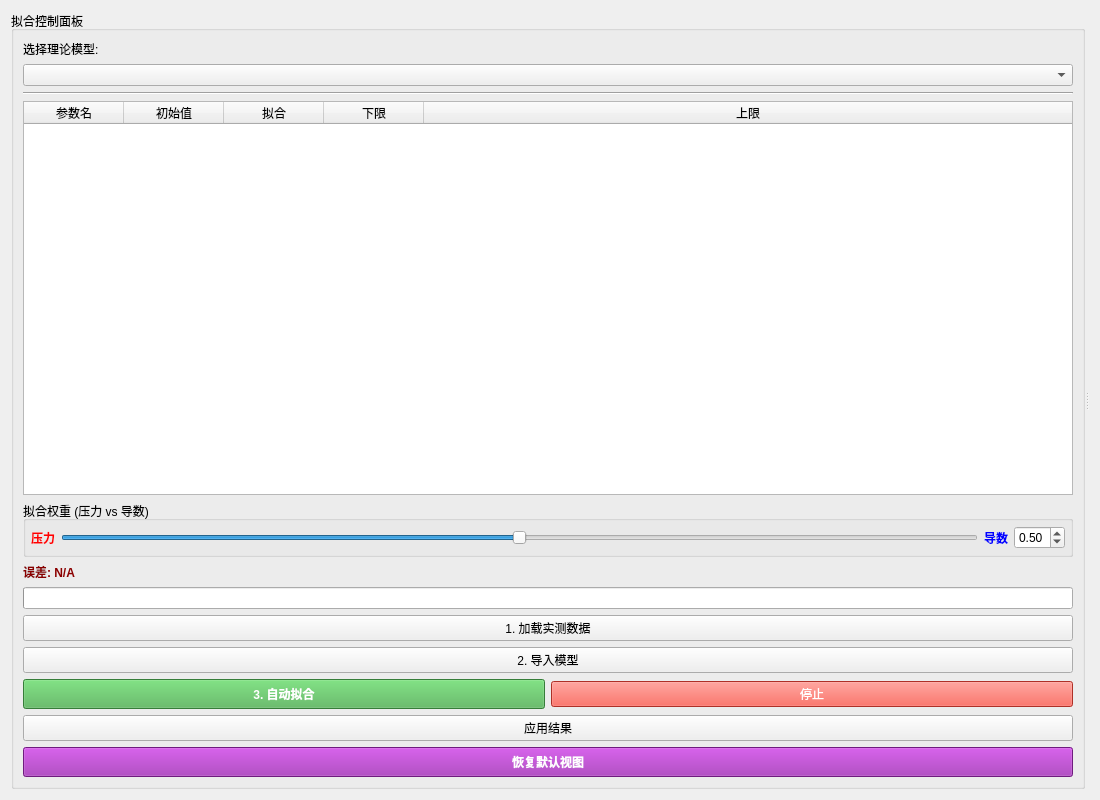
Luqinghao1/WT1216A, file fittingwidget.ui: the form before one commit.
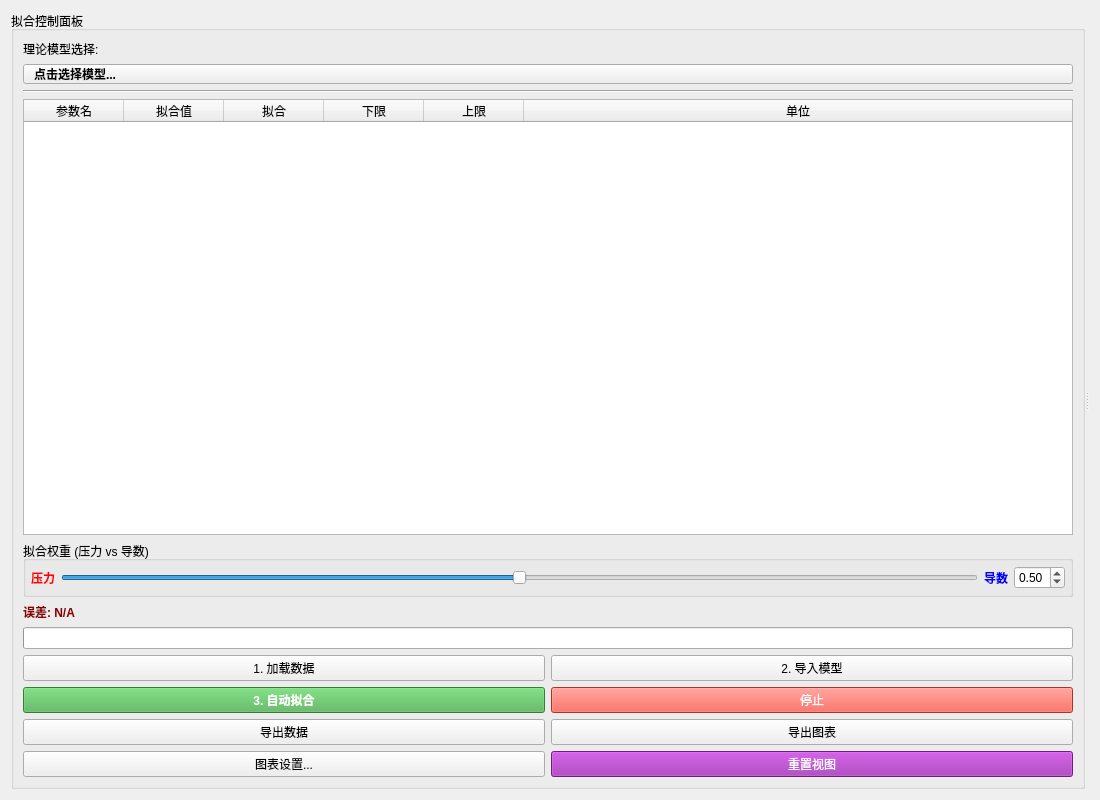
The form after the commit.

Diff of the .ui file:
```diff
--- a/fittingwidget.ui
+++ b/fittingwidget.ui
@@ -27,14 +27,20 @@
        <item>
         <widget class="QLabel" name="label_Model">
          <property name="text">
-          <string>选择理论模型:</string>
+          <string>理论模型选择:</string>
          </property>
         </widget>
        </item>
        <item>
-        <widget class="QComboBox" name="comboModelSelect">
+        <widget class="QPushButton" name="btn_modelSelect">
+         <property name="text">
+          <string>点击选择模型...</string>
+         </property>
          <property name="toolTip">
-          <string>选择要拟合的试井解释模型</string>
+          <string>点击打开模型选择对话框</string>
+         </property>
+         <property name="styleSheet">
+          <string notr="true">text-align: left; padding-left: 10px; font-weight: bold;</string>
          </property>
         </widget>
        </item>
@@ -48,7 +54,7 @@
        <item>
         <widget class="QTableWidget" name="tableParams">
          <property name="columnCount">
-          <number>5</number>
+          <number>6</number>
          </property>
          <attribute name="horizontalHeaderStretchLastSection">
           <bool>true</bool>
@@ -60,7 +66,10 @@
          </column>
          <column>
           <property name="text">
-           <string>初始值</string>
+           <string>拟合值</string>
+          </property>
+          <property name="toolTip">
+           <string>当前参数的数值</string>
           </property>
          </column>
          <column>
@@ -81,6 +90,14 @@
            <string>上限</string>
           </property>
          </column>
+         <column>
+          <property name="text">
+           <string>单位</string>
+          </property>
+          <property name="toolTip">
+           <string>参数单位</string>
+          </property>
+         </column>
         </widget>
        </item>
 
@@ -137,18 +154,18 @@
           </item>
           <item>
            <widget class="QDoubleSpinBox" name="spinWeight">
-            <property name="maximum">
-             <double>1.0</double>
-            </property>
-            <property name="singleStep">
-             <double>0.05</double>
-            </property>
-            <property name="value">
-             <double>0.5</double>
-            </property>
             <property name="toolTip">
              <string>压力权重值 (0~1)，导数权重自动为 (1-值)</string>
             </property>
+            <property name="maximum">
+             <double>1.000000000000000</double>
+            </property>
+            <property name="singleStep">
+             <double>0.050000000000000</double>
+            </property>
+            <property name="value">
+             <double>0.500000000000000</double>
+            </property>
            </widget>
           </item>
          </layout>
@@ -180,14 +197,14 @@
        </item>
        <item>
         <layout class="QGridLayout" name="gridLayout_Btns">
-         <item row="0" column="0" colspan="2">
+         <item row="0" column="0">
           <widget class="QPushButton" name="btnLoadData">
            <property name="text">
-            <string>1. 加载实测数据</string>
+            <string>1. 加载数据</string>
            </property>
           </widget>
          </item>
-         <item row="1" column="0" colspan="2">
+         <item row="0" column="1">
           <widget class="QPushButton" name="btnImportModel">
            <property name="text">
             <string>2. 导入模型</string>
@@ -197,17 +214,17 @@
            </property>
           </widget>
          </item>
-         <item row="2" column="0">
+         <item row="1" column="0">
           <widget class="QPushButton" name="btnRunFit">
            <property name="styleSheet">
-            <string notr="true">background-color: #4CAF50; color: white; font-weight: bold; padding: 5px;</string>
+            <string notr="true">background-color: #4CAF50; color: white; font-weight: bold;</string>
            </property>
            <property name="text">
             <string>3. 自动拟合</string>
            </property>
           </widget>
          </item>
-         <item row="2" column="1">
+         <item row="1" column="1">
           <widget class="QPushButton" name="btnStop">
            <property name="styleSheet">
             <string notr="true">background-color: #F44336; color: white;</string>
@@ -217,25 +234,39 @@
            </property>
           </widget>
          </item>
-         <item row="3" column="0" colspan="2">
-          <widget class="QPushButton" name="btnApplyResult">
+         <item row="2" column="0">
+          <widget class="QPushButton" name="btnExportData">
            <property name="text">
-            <string>应用结果</string>
+            <string>导出数据</string>
+           </property>
+          </widget>
+         </item>
+         <item row="2" column="1">
+          <widget class="QPushButton" name="btnExportChart">
+           <property name="text">
+            <string>导出图表</string>
+           </property>
+          </widget>
+         </item>
+         <item row="3" column="0">
+          <widget class="QPushButton" name="btnChartSettings">
+           <property name="text">
+            <string>图表设置...</string>
+           </property>
+          </widget>
+         </item>
+         <item row="3" column="1">
+          <widget class="QPushButton" name="btnResetView">
+           <property name="styleSheet">
+            <string notr="true">background-color: #9C27B0; color: white;</string>
+           </property>
+           <property name="text">
+            <string>重置视图</string>
            </property>
           </widget>
          </item>
         </layout>
        </item>
-       <item>
-        <widget class="QPushButton" name="btnResetView">
-         <property name="text">
-          <string>恢复默认视图</string>
-         </property>
-         <property name="styleSheet">
-          <string notr="true">background-color: #9C27B0; color: white; font-weight: bold; padding: 5px;</string>
-         </property>
-        </widget>
-       </item>
       </layout>
      </widget>
      <widget class="QWidget" name="plotContainer" native="true">
```
Left out of the diff: 27 changed lines with no effect on the pictures.
